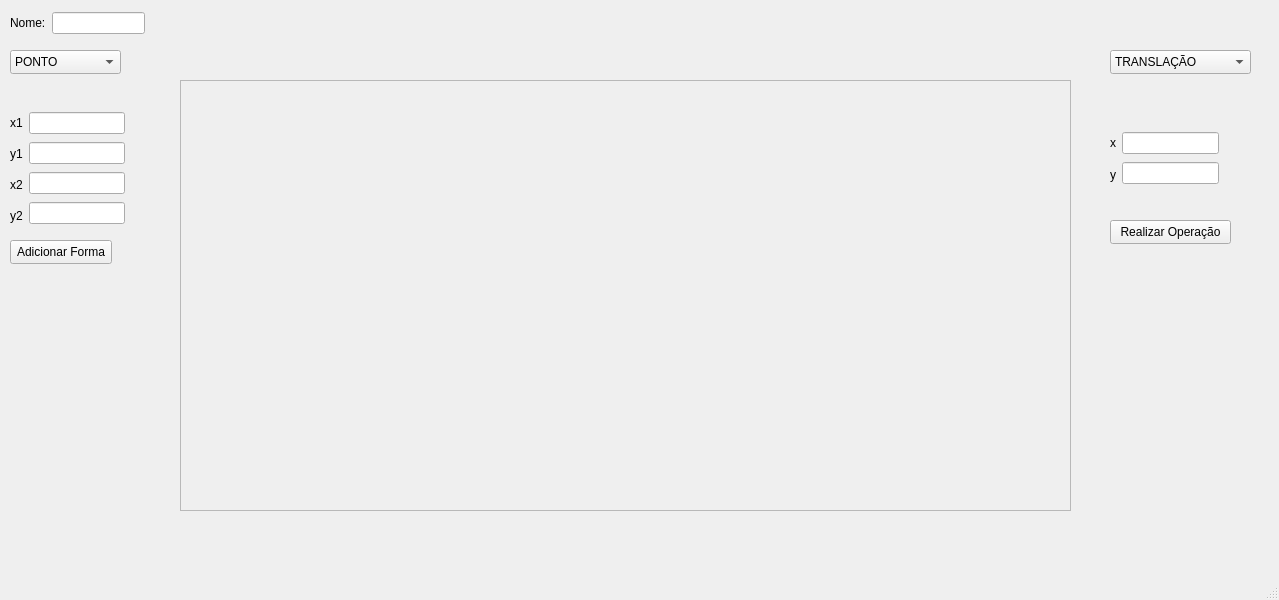
Above: mainwindow.ui from samu-ribas/3D-Graphics-Engine-Project before the change. Below: the same form after it.
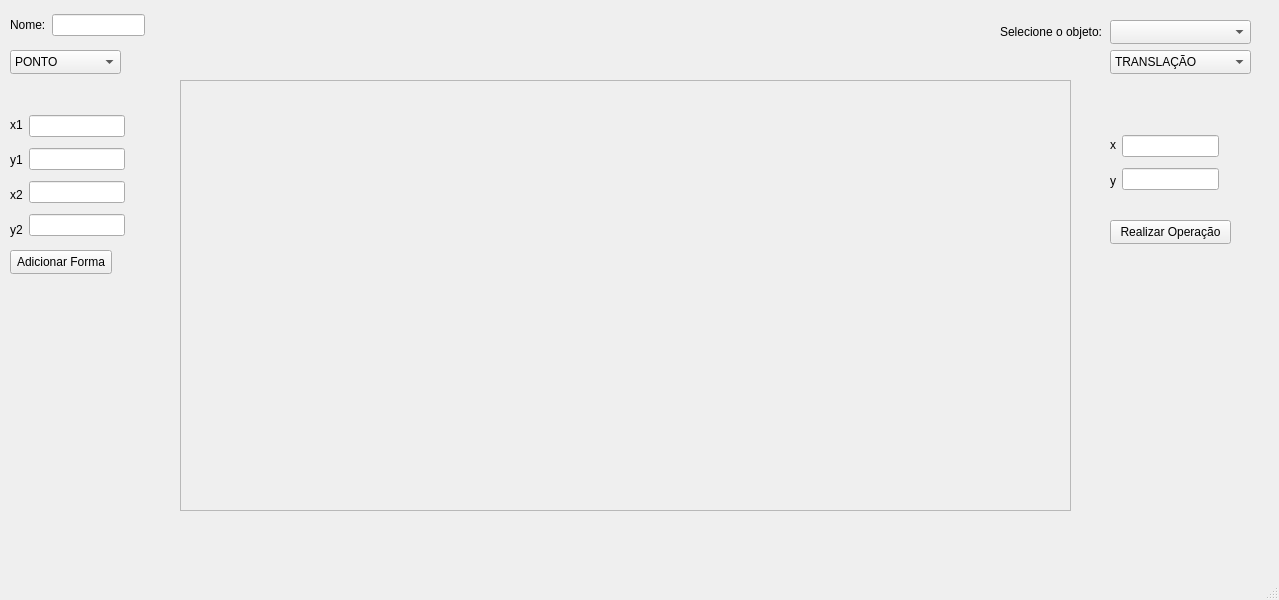
That is the form after the change. The open tabs and pages were chosen to show the change. Custom widgets are drawn as their Qt base class.

Patch:
```diff
--- a/mainwindow.ui
+++ b/mainwindow.ui
@@ -66,7 +66,7 @@
       <x>10</x>
       <y>80</y>
       <width>161</width>
-      <height>151</height>
+      <height>171</height>
      </rect>
     </property>
     <property name="currentIndex">
@@ -125,7 +125,7 @@
         <x>0</x>
         <y>30</y>
         <width>115</width>
-        <height>118</height>
+        <height>134</height>
        </rect>
       </property>
       <layout class="QHBoxLayout" name="horizontalLayout_2">
@@ -325,7 +325,7 @@
     <property name="geometry">
      <rect>
       <x>10</x>
-      <y>240</y>
+      <y>250</y>
       <width>102</width>
       <height>24</height>
      </rect>
@@ -353,7 +353,7 @@
         <x>0</x>
         <y>40</y>
         <width>109</width>
-        <height>58</height>
+        <height>66</height>
        </rect>
       </property>
       <layout class="QHBoxLayout" name="horizontalLayout_7">
@@ -507,7 +507,7 @@
       <x>10</x>
       <y>10</y>
       <width>135</width>
-      <height>26</height>
+      <height>30</height>
      </rect>
     </property>
     <layout class="QHBoxLayout" name="horizontalLayout_6">
@@ -527,6 +527,29 @@
      </item>
     </layout>
    </widget>
+   <widget class="QComboBox" name="comboBoxDisplayFile">
+    <property name="geometry">
+     <rect>
+      <x>1110</x>
+      <y>20</y>
+      <width>141</width>
+      <height>24</height>
+     </rect>
+    </property>
+   </widget>
+   <widget class="QLabel" name="label_20">
+    <property name="geometry">
+     <rect>
+      <x>1000</x>
+      <y>20</y>
+      <width>101</width>
+      <height>24</height>
+     </rect>
+    </property>
+    <property name="text">
+     <string>Selecione o objeto:</string>
+    </property>
+   </widget>
   </widget>
   <widget class="QMenuBar" name="menubar">
    <property name="geometry">
```
Left out of the diff: 12 changed lines with no effect on the pictures.
